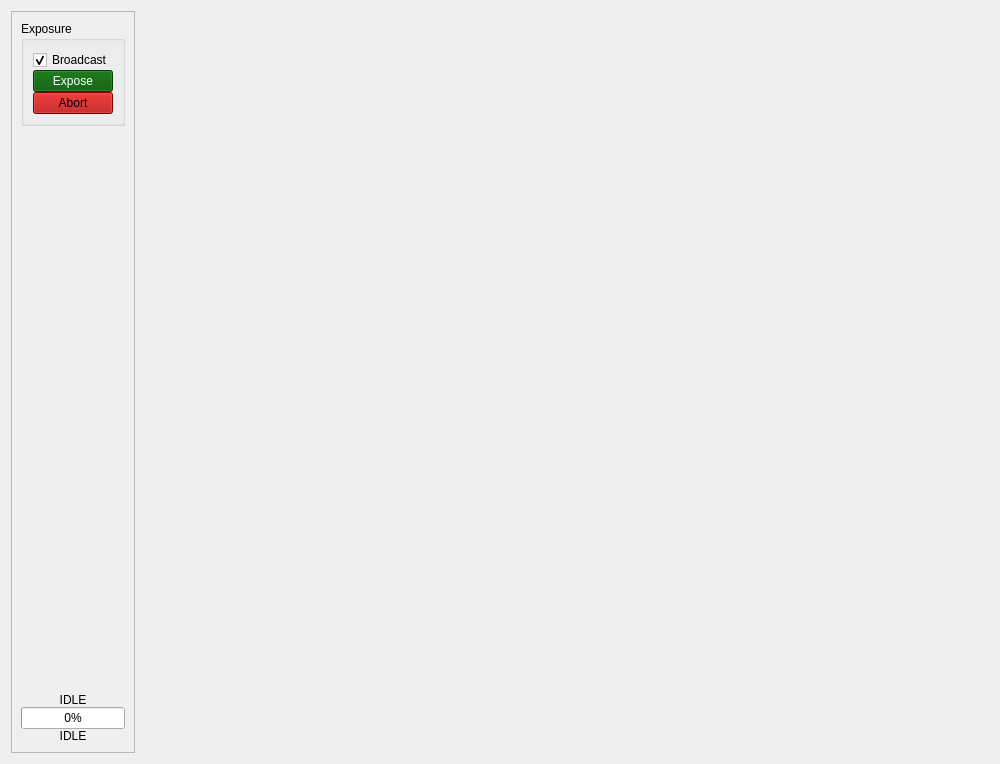
First picture: the form in pyobs_gui/qt/spectrographwidget.ui, repository pyobs/pyobs-gui, before the edit.
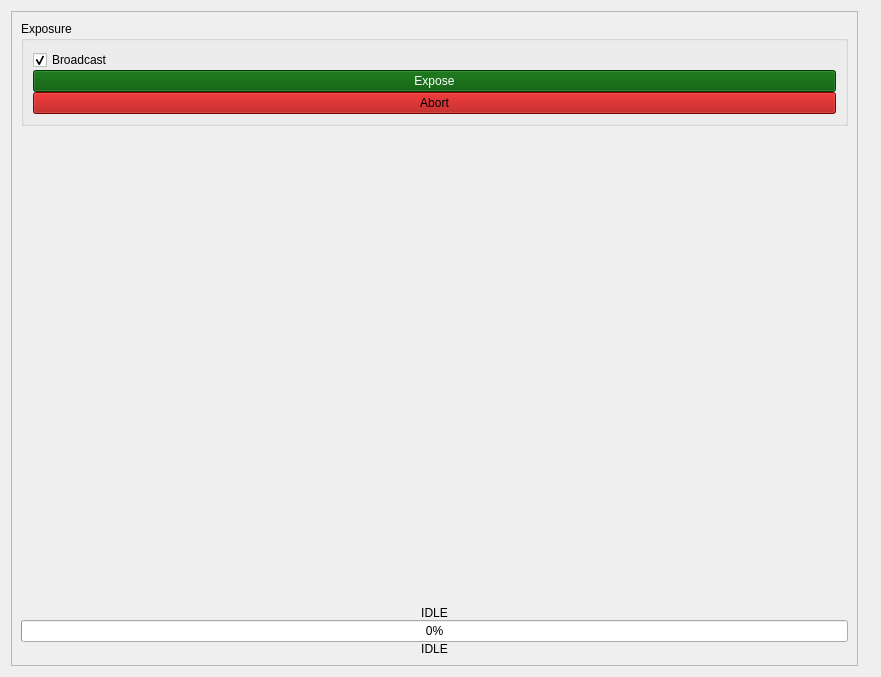
Second picture: the form after the edit. Custom widgets are drawn as their Qt base class.

The edit to the form file:
```diff
--- a/pyobs_gui/qt/spectrographwidget.ui
+++ b/pyobs_gui/qt/spectrographwidget.ui
@@ -6,14 +6,14 @@
    <rect>
     <x>0</x>
     <y>0</y>
-    <width>1000</width>
-    <height>764</height>
+    <width>881</width>
+    <height>677</height>
    </rect>
   </property>
   <property name="windowTitle">
    <string>Form</string>
   </property>
-  <layout class="QHBoxLayout" name="horizontalLayout_2" stretch="0,1,0">
+  <layout class="QHBoxLayout" name="horizontalLayout_2" stretch="0,0,0">
    <item>
     <widget class="QScrollArea" name="scrollArea">
      <property name="sizePolicy">
@@ -33,8 +33,8 @@
        <rect>
         <x>0</x>
         <y>0</y>
-        <width>118</width>
-        <height>748</height>
+        <width>287</width>
+        <height>661</height>
        </rect>
       </property>
       <property name="sizePolicy">
@@ -1018,28 +1018,20 @@
     </widget>
    </item>
    <item>
-    <widget class="QWidget" name="framePlot" native="true">
-     <layout class="QVBoxLayout" name="verticalLayout_2">
-      <property name="spacing">
-       <number>0</number>
-      </property>
-      <property name="topMargin">
-       <number>0</number>
-      </property>
-      <property name="rightMargin">
-       <number>0</number>
-      </property>
-      <property name="bottomMargin">
-       <number>0</number>
-      </property>
-     </layout>
-    </widget>
+    <widget class="DataDisplayWidget" name="datadisplay"/>
    </item>
    <item>
     <widget class="QWidget" name="widgetSidebar" native="true"/>
    </item>
   </layout>
  </widget>
+ <customwidgets>
+  <customwidget>
+   <class>DataDisplayWidget</class>
+   <extends>QWidget</extends>
+   <header>datadisplaywidget</header>
+  </customwidget>
+ </customwidgets>
  <tabstops>
   <tabstop>scrollArea</tabstop>
   <tabstop>checkBroadcast</tabstop>
```
